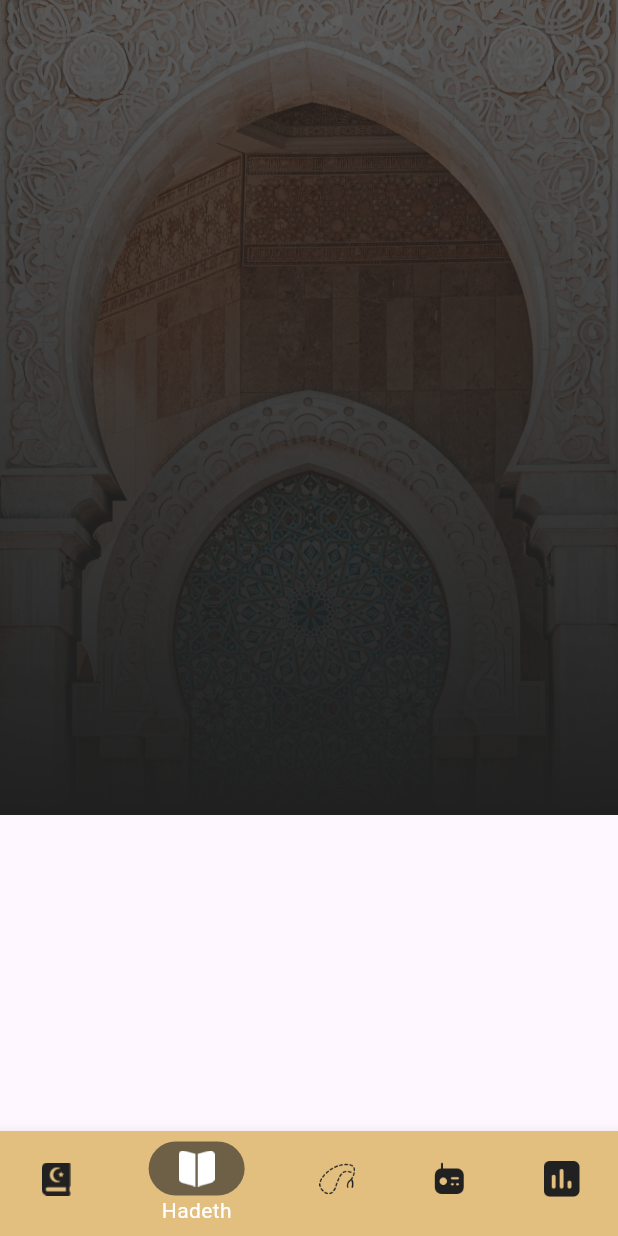
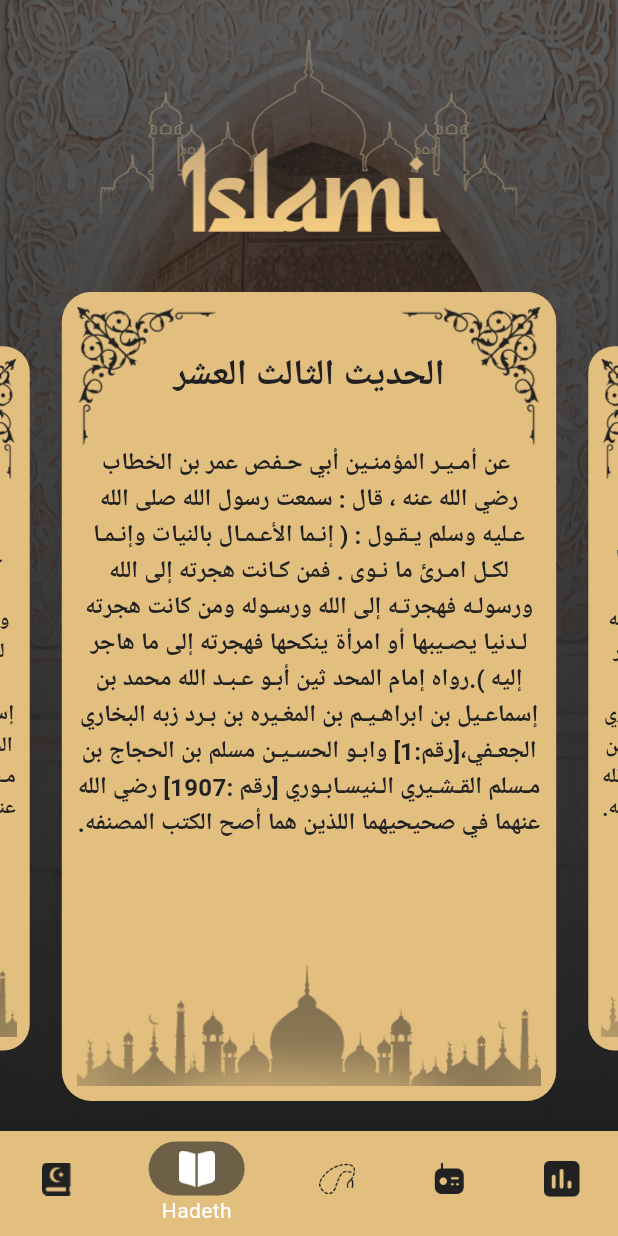
Before and after one commit to MayadaALMaghribi/Islami, a Flutter app: the screen it shows after launch, item 2 of the bottom bar chosen, on a phone screen of 412 x 824 dp. Run offline on Flutter 3.47's test engine with Material 3 defaults, Android fonts, the phone set to English and light mode, and no system bars; drawn by our look-alikes of carousel_slider; Roboto replaces fonts that are missing (JannaLT).

Commit message:
ui all done of hadeth

```diff
--- a/lib/feature/Hadeth/hadeth_screen.dart
+++ b/lib/feature/Hadeth/hadeth_screen.dart
@@ -1,11 +1,79 @@
+import 'package:carousel_slider/carousel_slider.dart';
 import 'package:flutter/material.dart';
 import 'package:islami/core/utils/app_assets.dart';
+import 'package:islami/core/utils/app_colors.dart';
+import 'package:islami/core/utils/app_text_styles.dart';
 
 class HadethScreen extends StatelessWidget {
   const HadethScreen({super.key});
 
   @override
   Widget build(BuildContext context) {
-    return Scaffold(body: Image.asset(AppAssets.imgHadethBg));
+    return Container(
+      decoration: BoxDecoration(
+        color: Colors.red,
+        image: DecorationImage(
+          image: AssetImage(AppAssets.imgHadethBg),
+          fit: BoxFit.fill,
+        ),
+      ),
+      child: Column(
+        crossAxisAlignment: CrossAxisAlignment.stretch,
+        children: [
+          Image.asset(AppAssets.islamiLogo),
+          Expanded(child: buildHadethCarousel()),
+        ],
+      ),
+    );
   }
+
+  buildHadethCarousel() => CarouselSlider.builder(
+    itemCount: 100,
+    itemBuilder: (context, index, realindex) {
+      return buildCarouselWidget();
+    },
+    options: CarouselOptions(enlargeCenterPage: true, height: double.infinity),
+  );
+
+  buildCarouselWidget() => Container(
+    padding: EdgeInsets.symmetric(horizontal: 10, vertical: 10),
+    margin: EdgeInsets.only(bottom: 20),
+    decoration: BoxDecoration(
+      borderRadius: BorderRadius.circular(20),
+      color: AppColors.gold,
+    ),
+    child: Column(
+      children: [
+        Stack(
+          alignment: Alignment.center,
+          children: [
+            Row(
+              mainAxisAlignment: MainAxisAlignment.spaceBetween,
+              children: [
+                Image.asset(AppAssets.imgleftCorner, color: AppColors.black),
+
+                Image.asset(AppAssets.imgRightCorner, color: AppColors.black),
+              ],
+            ),
+            Text("الحديث الثالث العشر", style: AppTextStyles.black24Bold),
+          ],
+        ),
+        Expanded(
+          child: SingleChildScrollView(
+            child: Text(
+              " عن أمـيـر المؤمنـين أبي حـفص عمر بن الخطاب رضي الله عنه ، قال : سمعت رسول الله صلى الله عـليه وسلم يـقـول : ( إنـما الأعـمـال بالنيات وإنـمـا لكـل امـرئ ما نـوى . فمن كـانت هجرته إلى الله ورسولـه فهجرتـه إلى الله ورسـوله ومن كانت هجرته لـدنيا يصـيبها أو امرأة ينكحها فهجرته إلى ما هاجر إليه ).رواه إمام المحد ثين أبـو عـبـد الله محمد بن إسماعـيل بن ابراهـيـم بن المغـيره بن بـرد زبه البخاري الجعـفي،[رقم:1] وابـو الحسـيـن مسلم بن الحجاج بن مـسلم القـشـيري الـنيسـابـوري [رقم :1907] رضي الله عنهما في صحيحيهما اللذين هما أصح الكتب المصنفه.",
+              style: AppTextStyles.black16Bold,
+              textAlign: TextAlign.center,
+              textDirection: TextDirection.rtl,
+            ),
+          ),
+        ),
+        Image.asset(
+          fit: BoxFit.cover,
+          AppAssets.isBottomDecorationImg,
+          color: AppColors.black,
+        ),
+      ],
+    ),
+  );
 }
--- a/pubspec.yaml
+++ b/pubspec.yaml
@@ -34,6 +34,7 @@ dependencies:
   # The following adds the Cupertino Icons font to your application.
   # Use with the CupertinoIcons class for iOS style icons.
   cupertino_icons: ^1.0.8
+  carousel_slider: ^5.1.2
 
 dev_dependencies:
   flutter_test:
```
Also changed, not shown: pubspec.lock.
